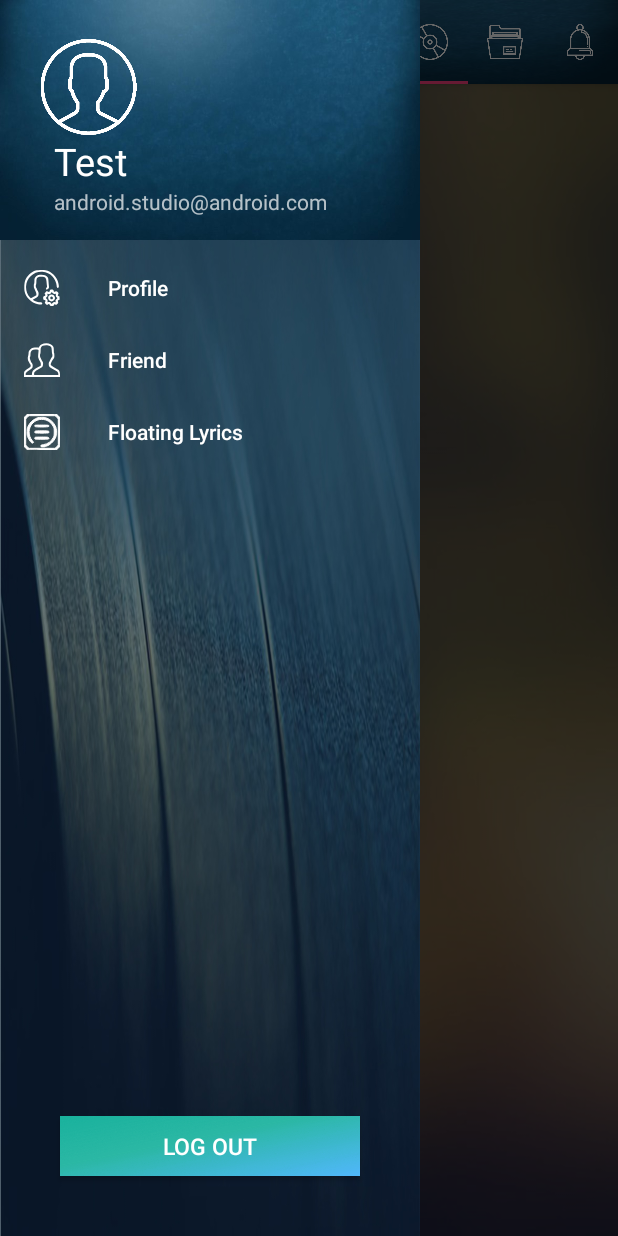
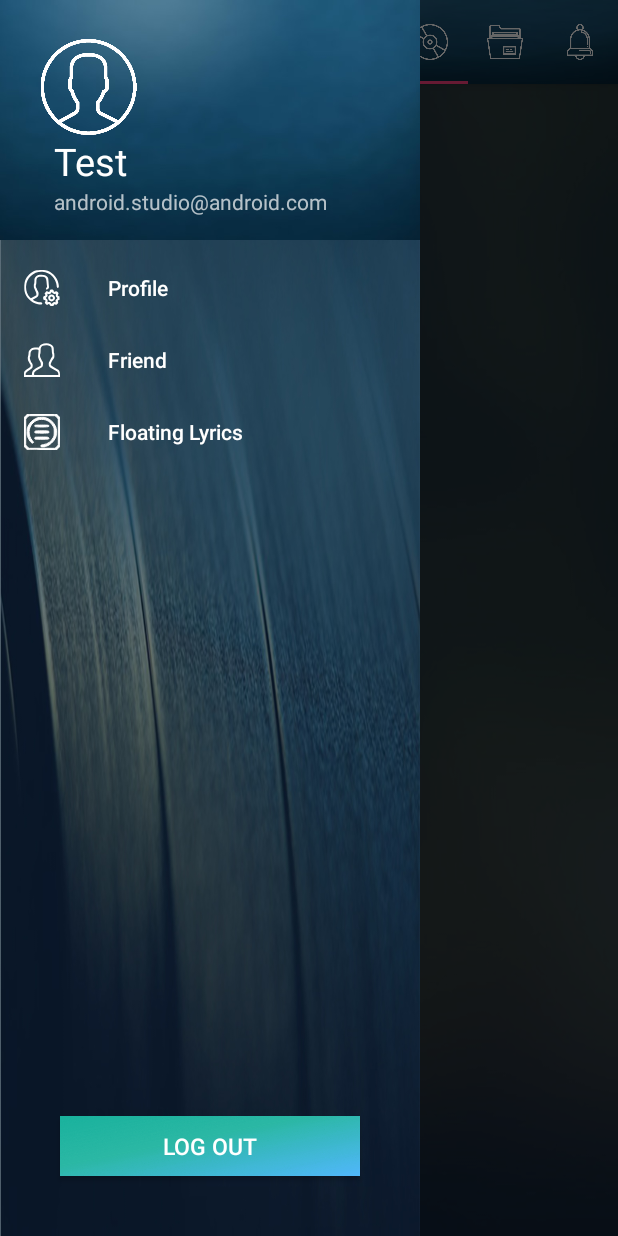
Before and after one commit to adrianlukito/EDmusicLO_1, an Android app: the MainActivity screen opened directly, with no data from a screen before it, with the side drawer open, on a phone screen of 412 x 824 dp. Run offline under Robolectric (Android 15) with nearby library versions, the phone set to English and light mode, and no system bars; 1 statement that could not run was skipped.

Commit message:
Update Size to big

```diff
--- a/app/src/main/res/layout/app_bar_main.xml
+++ b/app/src/main/res/layout/app_bar_main.xml
@@ -5,7 +5,7 @@
     android:layout_width="match_parent"
     android:layout_height="match_parent"
     tools:context="edu.bluejack16_2.edmusiclo.MainActivity"
-    android:background="@drawable/wallpaper12">
+    android:background="@drawable/wallpaper15">
 
     <android.support.design.widget.AppBarLayout
         android:layout_width="match_parent"
@@ -18,7 +18,7 @@
             android:id="@+id/toolbar"
             android:layout_width="match_parent"
             android:layout_height="?attr/actionBarSize"
-            android:background="@drawable/wallpaper11"
+            android:background="@drawable/wallpaper16"
             app:popupTheme="@style/AppTheme.PopupOverlay" >
 
         <android.support.design.widget.TabLayout
--- a/app/src/main/res/layout/nav_header_main.xml
+++ b/app/src/main/res/layout/nav_header_main.xml
@@ -3,7 +3,7 @@
     xmlns:app="http://schemas.android.com/apk/res-auto"
     android:layout_width="match_parent"
     android:layout_height="@dimen/nav_header_height"
-    android:background="@drawable/wallpaper11"
+    android:background="@drawable/wallpaper16"
     android:gravity="bottom"
     android:orientation="vertical"
     android:paddingBottom="@dimen/activity_vertical_margin"
```
Also changed, not shown: app/src/main/res/drawable/speaker_wallpaper4.jpg (deleted), app/src/main/res/drawable/speaker_wallpaper5.jpg (deleted), app/src/main/res/drawable/wallpaper11.jpg (deleted), app/src/main/res/drawable/wallpaper12.jpg (deleted), app/src/main/res/drawable/wallpaper15.jpg (added), app/src/main/res/drawable/wallpaper16.jpg (added), app/src/main/res/drawable/wallpaper6.jpg (deleted).
